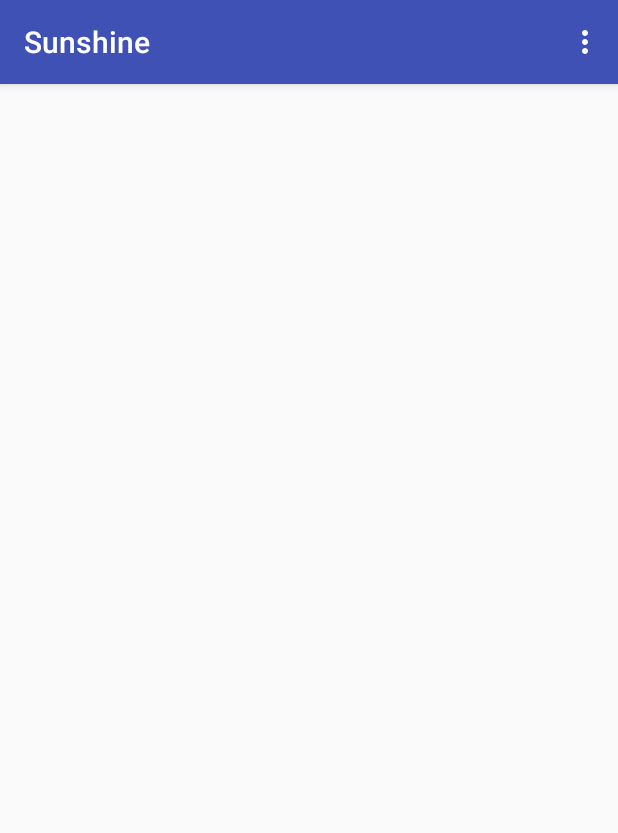
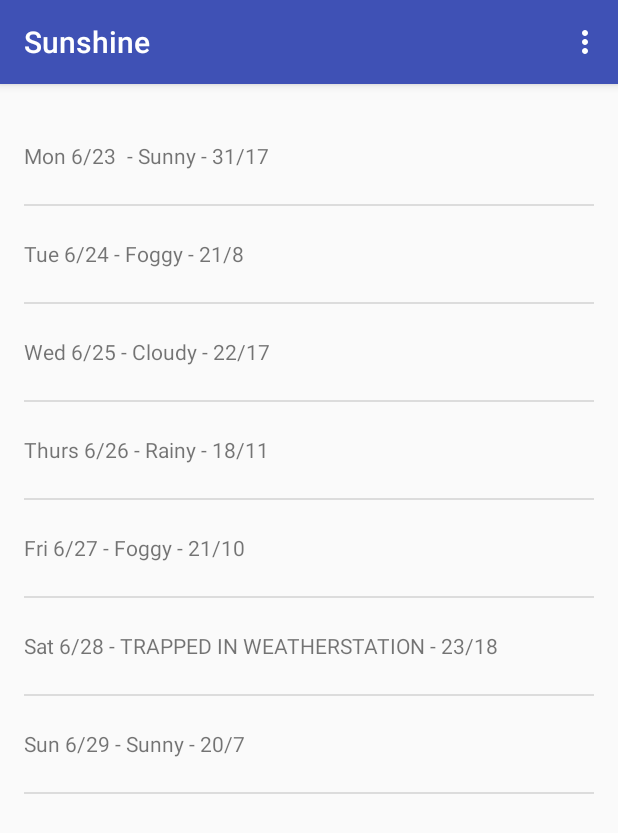
Before and after one commit to rx3r0/Sunshine, an Android app: the screen it shows after launch (MainActivity), on a phone screen of 412 x 824 dp. Shown: the top 833 px of the screen. Run offline under Robolectric (Android 15) with nearby library versions, the phone set to English and light mode, and no system bars.

Commit message:
Add list item to layout and fill with fake data

```diff
--- a/app/src/main/java/io/github/rx3r0/sunshine/MainActivityFragment.java
+++ b/app/src/main/java/io/github/rx3r0/sunshine/MainActivityFragment.java
@@ -1,10 +1,16 @@
 package io.github.rx3r0.sunshine;
 
+import android.os.Bundle;
 import android.support.v4.app.Fragment;
-import android.os.Bundle;
 import android.view.LayoutInflater;
 import android.view.View;
 import android.view.ViewGroup;
+import android.widget.ArrayAdapter;
+import android.widget.ListView;
+
+import java.util.ArrayList;
+import java.util.Arrays;
+import java.util.List;
 
 /**
  * A placeholder fragment containing a simple view.
@@ -17,6 +23,31 @@ public class MainActivityFragment extends Fragment {
     @Override
     public View onCreateView(LayoutInflater inflater, ViewGroup container,
                              Bundle savedInstanceState) {
-        return inflater.inflate(R.layout.fragment_main, container, false);
+        View rootView = inflater.inflate(R.layout.fragment_main, container, false);
+
+        String[] dummyForecast = {
+                "Mon 6/23 - Sunny - 31/17",
+                "Tue 6/24 - Foggy - 21/8",
+                "Wed 6/25 - Cloudy - 22/17",
+                "Thurs 6/26 - Rainy - 18/11",
+                "Fri 6/27 - Foggy - 21/10",
+                "Sat 6/28 - TRAPPED IN WEATHERSTATION - 23/18",
+                "Sun 6/29 - Sunny - 20/7"
+        };
+
+        List<String> dummyWeekForecast = new ArrayList<>(
+                Arrays.asList(dummyForecast));
+
+        ArrayAdapter<String> forecastAdapter = new ArrayAdapter<String>(
+                getActivity(),
+                R.layout.list_item_forecast,
+                R.id.list_item_forecast_textview,
+                dummyWeekForecast
+        );
+
+        ListView forecastView = (ListView) rootView.findViewById(R.id.listview_forecast);
+        forecastView.setAdapter(forecastAdapter);
+
+        return rootView;
     }
 }
--- a/app/src/main/res/layout/fragment_main.xml
+++ b/app/src/main/res/layout/fragment_main.xml
@@ -1,5 +1,5 @@
 <?xml version="1.0" encoding="utf-8"?>
-<RelativeLayout xmlns:android="http://schemas.android.com/apk/res/android"
+<FrameLayout xmlns:android="http://schemas.android.com/apk/res/android"
     xmlns:app="http://schemas.android.com/apk/res-auto"
     xmlns:tools="http://schemas.android.com/tools"
     android:id="@+id/content_main"
@@ -12,5 +12,9 @@
     tools:context="io.github.rx3r0.sunshine.MainActivityFragment"
     tools:showIn="@layout/activity_main">
 
+    <ListView
+        android:layout_width="match_parent"
+        android:layout_height="match_parent"
+        android:id="@+id/listview_forecast"/>
 
-</RelativeLayout>
+</FrameLayout>
```
